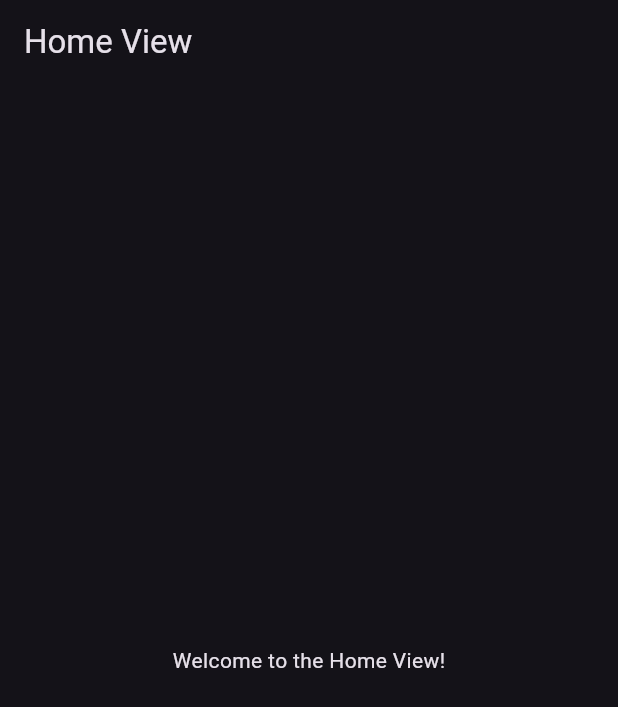
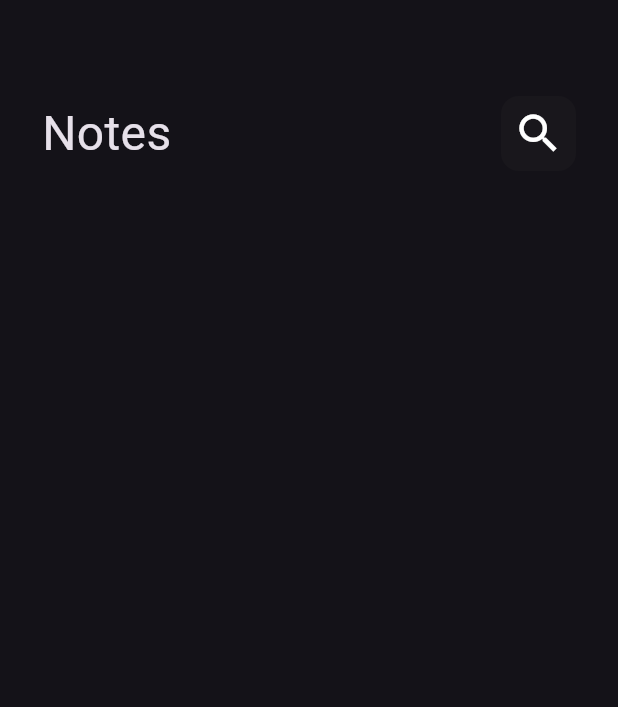
Before and after one commit to ArwaElsherif/notes_app, a Flutter app: the screen it shows after launch, on a phone screen of 412 x 824 dp. Shown: the top 707 px of the screen. Run offline on Flutter 3.47's test engine with Material 3 defaults, Android fonts, the phone set to English and light mode, and no system bars.

Commit message:
add custom AppBar with custom search icon for NotesViewBody

```diff
--- a/lib/views/home_view.dart
+++ b/lib/views/home_view.dart
@@ -1,4 +1,5 @@
 import 'package:flutter/material.dart';
+import 'package:notes_app/widgets/notes_view_body.dart';
 
 class HomeView extends StatelessWidget {
   const HomeView({super.key});
@@ -6,12 +7,7 @@ class HomeView extends StatelessWidget {
   @override
   Widget build(BuildContext context) {
     return Scaffold(
-      appBar: AppBar(
-        title: const Text('Home View'),
-      ),
-      body: const Center(
-        child: Text('Welcome to the Home View!'),
-      ),
+      body: NotesViewBody(),
     );
   }
 }
--- /dev/null
+++ b/lib/widgets/custom_app_bar.dart
@@ -0,0 +1,20 @@
+import 'package:flutter/material.dart';
+import 'package:notes_app/widgets/custom_search_icon.dart';
+
+class CustomAppBar extends StatelessWidget {
+  const CustomAppBar({super.key});
+
+  @override
+  Widget build(BuildContext context) {
+    return Padding(
+      padding: const EdgeInsets.symmetric(vertical: 36),
+      child: Row(
+        mainAxisAlignment: MainAxisAlignment.spaceBetween,
+        children: [
+          Text('Notes', style: TextStyle(fontSize: 32)),
+          CustomSearchIcon(),
+        ],
+      ),
+    );
+  }
+}
--- /dev/null
+++ b/lib/widgets/custom_search_icon.dart
@@ -0,0 +1,19 @@
+
+import 'package:flutter/material.dart';
+
+class CustomSearchIcon extends StatelessWidget {
+  const CustomSearchIcon({
+    super.key,
+  });
+
+  @override
+  Widget build(BuildContext context) {
+    return Container(
+        padding: const EdgeInsets.all(8),
+        decoration: BoxDecoration(
+          color: const Color.fromARGB(58, 41, 40, 40),
+          borderRadius: BorderRadius.circular(12),
+        ),
+      child: Icon(Icons.search, size: 34));
+  }
+}
--- /dev/null
+++ b/lib/widgets/notes_view_body.dart
@@ -0,0 +1,19 @@
+import 'package:flutter/material.dart';
+import 'package:notes_app/widgets/custom_app_bar.dart';
+
+class NotesViewBody extends StatelessWidget {
+  const NotesViewBody({super.key});
+
+  @override
+  Widget build(BuildContext context) {
+    return Padding(
+      padding: const EdgeInsets.all(28),
+      child: Column(
+        children: [
+          const CustomAppBar(),
+
+        ],
+      ),
+    );
+  }
+}
```
